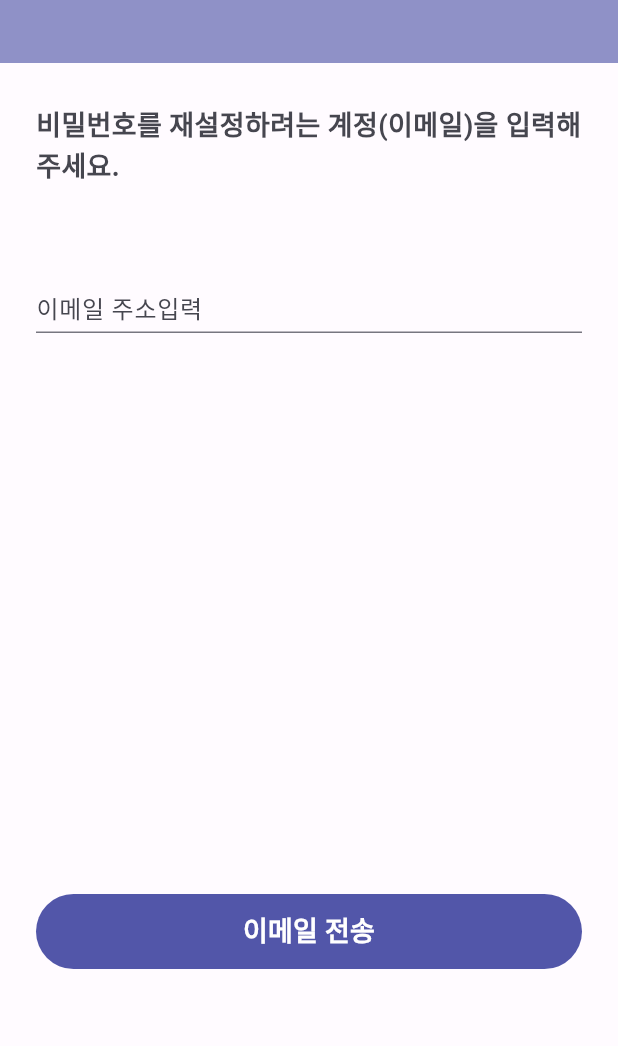
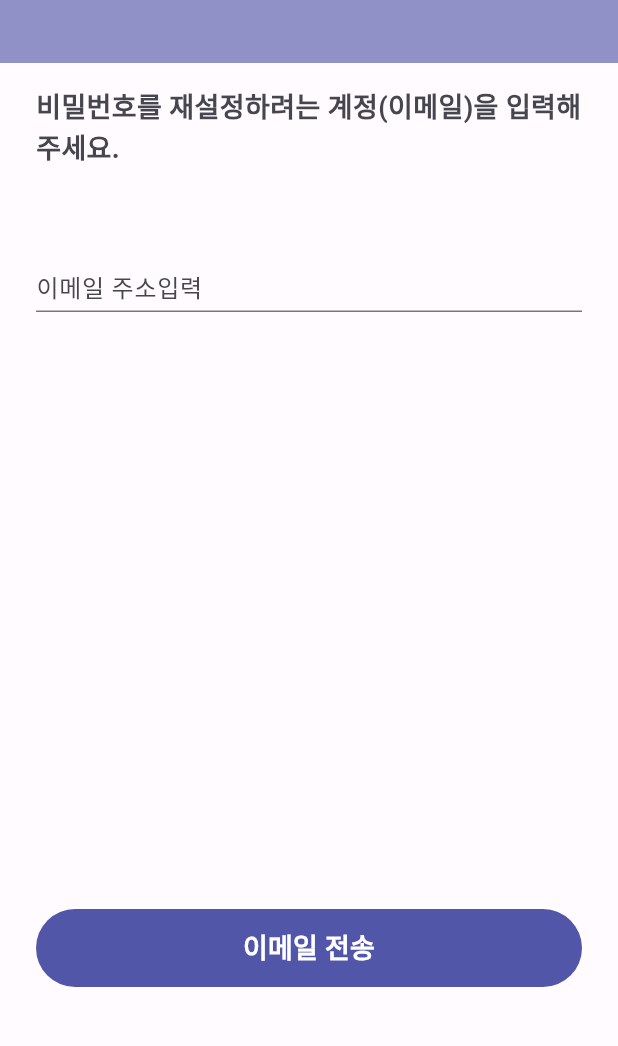
Before and after one commit to Daryu-Kim/plancation-flutter, a Flutter app: the FindPwPage screen opened directly, on a phone screen of 412 x 824 dp, the part 189-1235 px from its top. Run offline on Flutter 3.47's test engine with Material 2 defaults, Android fonts, the phone set to English and light mode, and no system bars; our stand-ins replace calendar_timeline, cloud_firestore, curved_navigation_bar, firebase_auth, firebase_core, firebase_storage and 11 more; missing offline and left inert: word_break_text; accounts and stored records are empty; Roboto replaces fonts that are missing (Pretendard).

Commit message:
화면전체조정222

```diff
--- a/lib/modules/another.dart
+++ b/lib/modules/another.dart
@@ -105,3 +105,23 @@ setBodyHeightNotIncludeBNB(BuildContext context) {
     return null;
   }
 }
+
+setBodyHeightNotIncludeAll(BuildContext context) {
+  if (Platform.isAndroid) {
+    return MediaQuery.of(context).size.height - 24;
+  } else if (Platform.isIOS) {
+    return MediaQuery.of(context).size.height - 44;
+  } else {
+    return null;
+  }
+}
+
+setBodyHeightIncludeBigAppBar(BuildContext context) {
+  if (Platform.isAndroid) {
+    return MediaQuery.of(context).size.height - 192;
+  } else if (Platform.isIOS) {
+    return MediaQuery.of(context).size.height - 212;
+  } else {
+    return null;
+  }
+}
--- a/lib/pages/find_pw/find_pw.dart
+++ b/lib/pages/find_pw/find_pw.dart
@@ -1,7 +1,9 @@
 import 'package:flutter/cupertino.dart';
 import 'package:flutter/material.dart';
 import 'package:flutter_svg/flutter_svg.dart';
+import 'package:plancation/modules/another.dart';
 import 'package:plancation/modules/firebase_login.dart';
+import 'package:plancation/styles/body_style.dart';
 
 class FindPwPage extends StatefulWidget {
   const FindPwPage({super.key});
@@ -69,13 +71,12 @@ class _FindPwPageState extends State<FindPwPage> {
       ),
       body: SingleChildScrollView(
         child: Container(
-          height: MediaQuery.of(context).size.height - 172,
-          padding:
-              const EdgeInsets.only(top: 28, bottom: 48, left: 24, right: 24),
+          height: setBodyHeightIncludeBigAppBar(context),
+          padding:BodyStyle().bodyPadding,
           child: Column(
+            mainAxisAlignment: MainAxisAlignment.spaceBetween,
             children: [
-              Flexible(
-                child: Column(
+              Column(
                 crossAxisAlignment: CrossAxisAlignment.start,
                 children: [
                   Text(
@@ -87,7 +88,7 @@ class _FindPwPageState extends State<FindPwPage> {
                             Theme.of(context).colorScheme.onSurfaceVariant),
                   ),
                   const SizedBox(
-                      height: 50,
+                    height: 48,
                   ),
                   SizedBox(
                     height: 52,
@@ -114,11 +115,8 @@ class _FindPwPageState extends State<FindPwPage> {
                   ),
                 ],
               ),
-              ),
-              Column(
-                children: [
               SizedBox(
-                    height: 50,
+                height: 52,
                 child: FilledButton(
                   onPressed: handleFindPWClick,
                   child: const SizedBox(
@@ -135,8 +133,6 @@ class _FindPwPageState extends State<FindPwPage> {
                 ),
               )
             ],
-              )
-            ],
           ),
         ),
       ),
--- a/lib/pages/join/join.dart
+++ b/lib/pages/join/join.dart
@@ -1,6 +1,7 @@
 import 'package:flutter/cupertino.dart';
 import 'package:flutter/material.dart';
 import 'package:flutter_svg/flutter_svg.dart';
+import 'package:plancation/styles/body_style.dart';
 import 'package:word_break_text/word_break_text.dart';
 import 'join.style.dart';
 import '../../modules/another.dart';
@@ -101,8 +102,8 @@ class _JoinPageState extends State<JoinPage> {
       ),
       body: SingleChildScrollView(
         child: Container(
-          height: MediaQuery.of(context).size.height - 24 - 168,
-          padding: const EdgeInsets.only(top: 28, bottom: 48, left: 24, right: 24),
+          height: setBodyHeightIncludeBigAppBar(context),
+          padding: BodyStyle().bodyPadding,
           child: Column(
             mainAxisAlignment: MainAxisAlignment.spaceBetween,
             children: [
--- a/lib/pages/login_main/login_main.dart
+++ b/lib/pages/login_main/login_main.dart
@@ -46,10 +46,11 @@ class LoginMainPage extends StatelessWidget {
     return Scaffold(
       body: SingleChildScrollView(
         child: SafeArea(
+          bottom: false,
           child: WillPopScope(
             onWillPop: onWillPop,
             child: Container(
-              height: MediaQuery.of(context).size.height - 24,
+              height: setBodyHeightNotIncludeAll(context),
               alignment: Alignment.center,
               padding: const EdgeInsets.symmetric(horizontal: 24, vertical: 16),
               child: Column(
```
Lines whose indentation alone changed are shown as unchanged.
